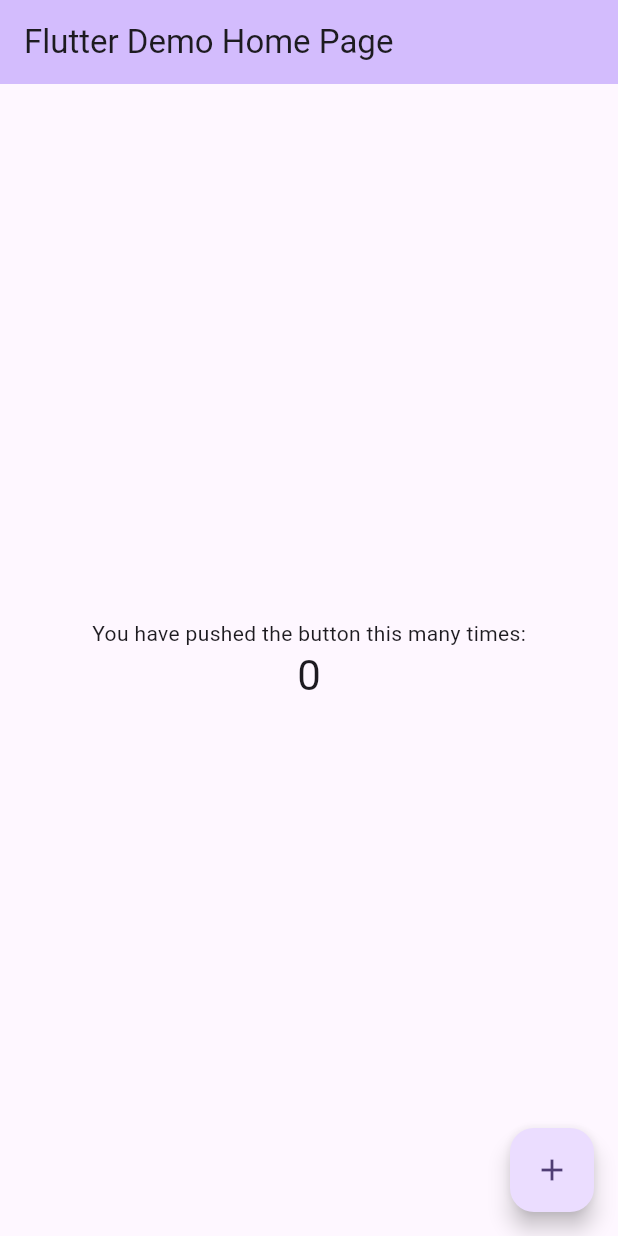
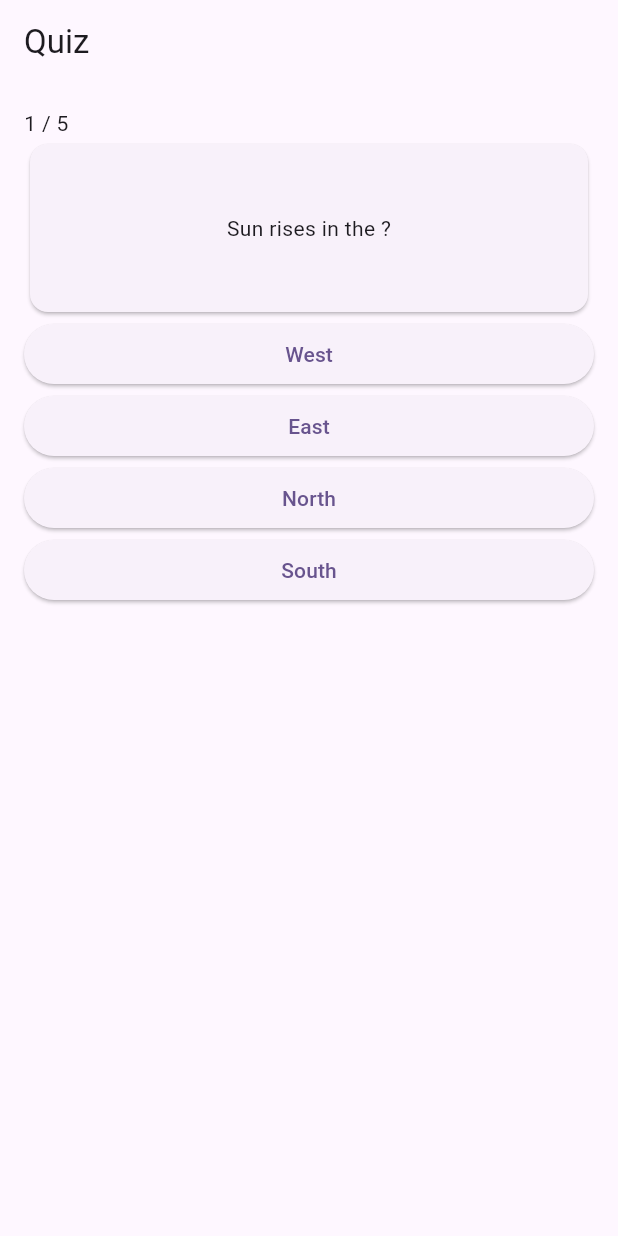
Before and after one commit to abidroid/ahsan_mcqs_app, a Flutter app: the screen it shows after launch, on a phone screen of 412 x 824 dp. Run offline on Flutter 3.47's test engine with Material 3 defaults, Android fonts, the phone set to English and light mode, and no system bars.

Commit message:
quiz screen design

```diff
--- a/lib/main.dart
+++ b/lib/main.dart
@@ -1,3 +1,4 @@
+import 'package:ahsan_mcqs_app/screens/quiz_screen.dart';
 import 'package:flutter/material.dart';
 
 void main() {
@@ -13,113 +14,11 @@ class MyApp extends StatelessWidget {
     return MaterialApp(
       title: 'Flutter Demo',
       theme: ThemeData(
-        // This is the theme of your application.
-        //
-        // TRY THIS: Try running your application with "flutter run". You'll see
-        // the application has a purple toolbar. Then, without quitting the app,
-        // try changing the seedColor in the colorScheme below to Colors.green
-        // and then invoke "hot reload" (save your changes or press the "hot
-        // reload" button in a Flutter-supported IDE, or press "r" if you used
-        // the command line to start the app).
-        //
-        // Notice that the counter didn't reset back to zero; the application
-        // state is not lost during the reload. To reset the state, use hot
-        // restart instead.
-        //
-        // This works for code too, not just values: Most code changes can be
-        // tested with just a hot reload.
+
         colorScheme: ColorScheme.fromSeed(seedColor: Colors.deepPurple),
         useMaterial3: true,
       ),
-      home: const MyHomePage(title: 'Flutter Demo Home Page'),
+      home: const QuizScreen()
     );
   }
 }
-
-class MyHomePage extends StatefulWidget {
-  const MyHomePage({super.key, required this.title});
-
-  // This widget is the home page of your application. It is stateful, meaning
-  // that it has a State object (defined below) that contains fields that affect
-  // how it looks.
-
-  // This class is the configuration for the state. It holds the values (in this
-  // case the title) provided by the parent (in this case the App widget) and
-  // used by the build method of the State. Fields in a Widget subclass are
-  // always marked "final".
-
-  final String title;
-
-  @override
-  State<MyHomePage> createState() => _MyHomePageState();
-}
-
-class _MyHomePageState extends State<MyHomePage> {
-  int _counter = 0;
-
-  void _incrementCounter() {
-    setState(() {
-      // This call to setState tells the Flutter framework that something has
-      // changed in this State, which causes it to rerun the build method below
-      // so that the display can reflect the updated values. If we changed
-      // _counter without calling setState(), then the build method would not be
-      // called again, and so nothing would appear to happen.
-      _counter++;
-    });
-  }
-
-  @override
-  Widget build(BuildContext context) {
-    // This method is rerun every time setState is called, for instance as done
-    // by the _incrementCounter method above.
-    //
-    // The Flutter framework has been optimized to make rerunning build methods
-    // fast, so that you can just rebuild anything that needs updating rather
-    // than having to individually change instances of widgets.
-    return Scaffold(
-      appBar: AppBar(
-        // TRY THIS: Try changing the color here to a specific color (to
-        // Colors.amber, perhaps?) and trigger a hot reload to see the AppBar
-        // change color while the other colors stay the same.
-        backgroundColor: Theme.of(context).colorScheme.inversePrimary,
-        // Here we take the value from the MyHomePage object that was created by
-        // the App.build method, and use it to set our appbar title.
-        title: Text(widget.title),
-      ),
-      body: Center(
-        // Center is a layout widget. It takes a single child and positions it
-        // in the middle of the parent.
-        child: Column(
-          // Column is also a layout widget. It takes a list of children and
-          // arranges them vertically. By default, it sizes itself to fit its
-          // children horizontally, and tries to be as tall as its parent.
-          //
-          // Column has various properties to control how it sizes itself and
-          // how it positions its children. Here we use mainAxisAlignment to
-          // center the children vertically; the main axis here is the vertical
-          // axis because Columns are vertical (the cross axis would be
-          // horizontal).
-          //
-          // TRY THIS: Invoke "debug painting" (choose the "Toggle Debug Paint"
-          // action in the IDE, or press "p" in the console), to see the
-          // wireframe for each widget.
-          mainAxisAlignment: MainAxisAlignment.center,
-          children: <Widget>[
-            const Text(
-              'You have pushed the button this many times:',
-            ),
-            Text(
-              '$_counter',
-              style: Theme.of(context).textTheme.headlineMedium,
-            ),
-          ],
-        ),
-      ),
-      floatingActionButton: FloatingActionButton(
-        onPressed: _incrementCounter,
-        tooltip: 'Increment',
-        child: const Icon(Icons.add),
-      ), // This trailing comma makes auto-formatting nicer for build methods.
-    );
-  }
-}
--- /dev/null
+++ b/lib/screens/quiz_screen.dart
@@ -0,0 +1,82 @@
+import 'package:ahsan_mcqs_app/models/question.dart';
+import 'package:ahsan_mcqs_app/utility/data_store.dart';
+import 'package:flutter/material.dart';
+
+class QuizScreen extends StatefulWidget {
+  const QuizScreen({super.key});
+
+  @override
+  State<QuizScreen> createState() => _QuizScreenState();
+}
+
+class _QuizScreenState extends State<QuizScreen> {
+
+  int currentQuestionIndex = 0;
+
+  late String questionText, a, b, c, d, correctAns;
+
+  @override
+  void initState() {
+    super.initState();
+    displayQuestion();
+  }
+
+  displayQuestion(){
+    Question question = DataStore().questions[currentQuestionIndex];
+
+    setState(() {
+      questionText = question.text;
+      a = question.a;
+      b = question.b;
+      c = question.c;
+      d = question.d;
+      correctAns = question.ans;
+    });
+  }
+
+  check( String buttonText ){
+    if( correctAns == buttonText){
+
+      // display toast
+
+      // go to next question
+    }else{
+
+      // display toast
+
+      // game over
+    }
+  }
+
+
+  @override
+  Widget build(BuildContext context) {
+    return Scaffold(
+      appBar: AppBar(
+        title: const Text('Quiz'),
+      ),
+      body: Padding(
+        padding: const EdgeInsets.all(16.0),
+        child: Column(
+          crossAxisAlignment: CrossAxisAlignment.stretch,
+          children: [
+            Text('${currentQuestionIndex +1} / 5'),
+            SizedBox(
+              width: double.infinity,
+              height: 120,
+              child: Card(
+                child: Center(child: Text(questionText)),
+              ),
+            ),
+
+            ElevatedButton(onPressed: (){}, child: Text(a)),
+            ElevatedButton(onPressed: (){}, child: Text(b)),
+            ElevatedButton(onPressed: (){}, child: Text(c)),
+            ElevatedButton(onPressed: (){}, child: Text(d)),
+
+          ],
+        ),
+      ),
+    );
+  }
+}
--- a/pubspec.yaml
+++ b/pubspec.yaml
@@ -35,6 +35,7 @@ dependencies:
   # The following adds the Cupertino Icons font to your application.
   # Use with the CupertinoIcons class for iOS style icons.
   cupertino_icons: ^1.0.6
+  fluttertoast: ^8.2.4
 
 dev_dependencies:
   flutter_test:
```
Also changed, not shown: pubspec.lock.
